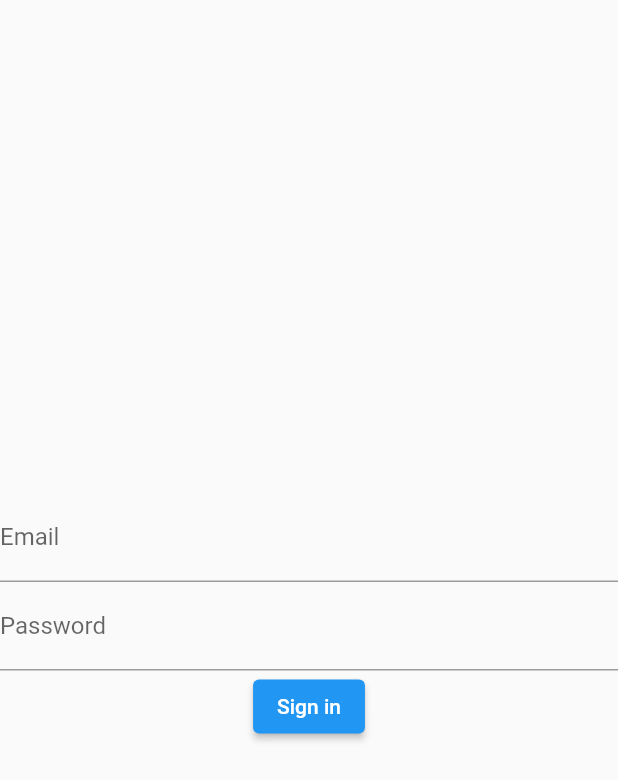
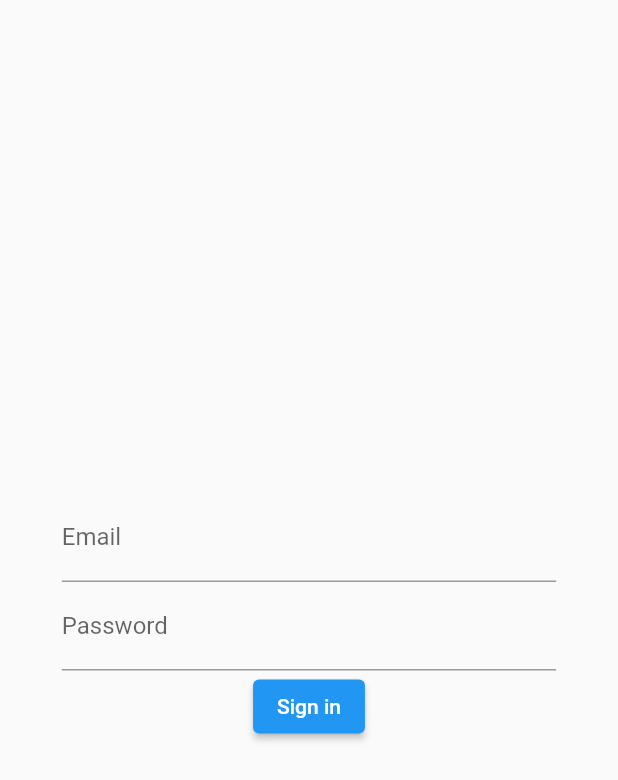
Before and after one commit to BobbyDowney/my-test-repo, a Flutter app: the screen it shows after launch, on a phone screen of 412 x 824 dp. Shown: the top 780 px of the screen. Run offline on Flutter 3.47's test engine with Material 2 defaults, Android fonts, the light colour scheme and no system bars; our stand-ins replace cloud_firestore, firebase_auth, firebase_core; accounts and stored records are empty.

Commit message:
Added margin

```diff
--- a/contra/lib/signIn.dart
+++ b/contra/lib/signIn.dart
@@ -33,6 +33,9 @@ class _LoginPageState extends State<LoginPage>{
   Widget build(BuildContext context) {
     return Scaffold(
       body: Center(
+        child: FractionallySizedBox(
+          widthFactor: .8,
+          heightFactor: 1,
           child: Form(
             key: _formKey,
             child: Column(
@@ -69,6 +72,7 @@ class _LoginPageState extends State<LoginPage>{
                 )
               ]
             ),
+          ),
         )
       )
     );
```
Lines whose indentation alone changed are shown as unchanged.
